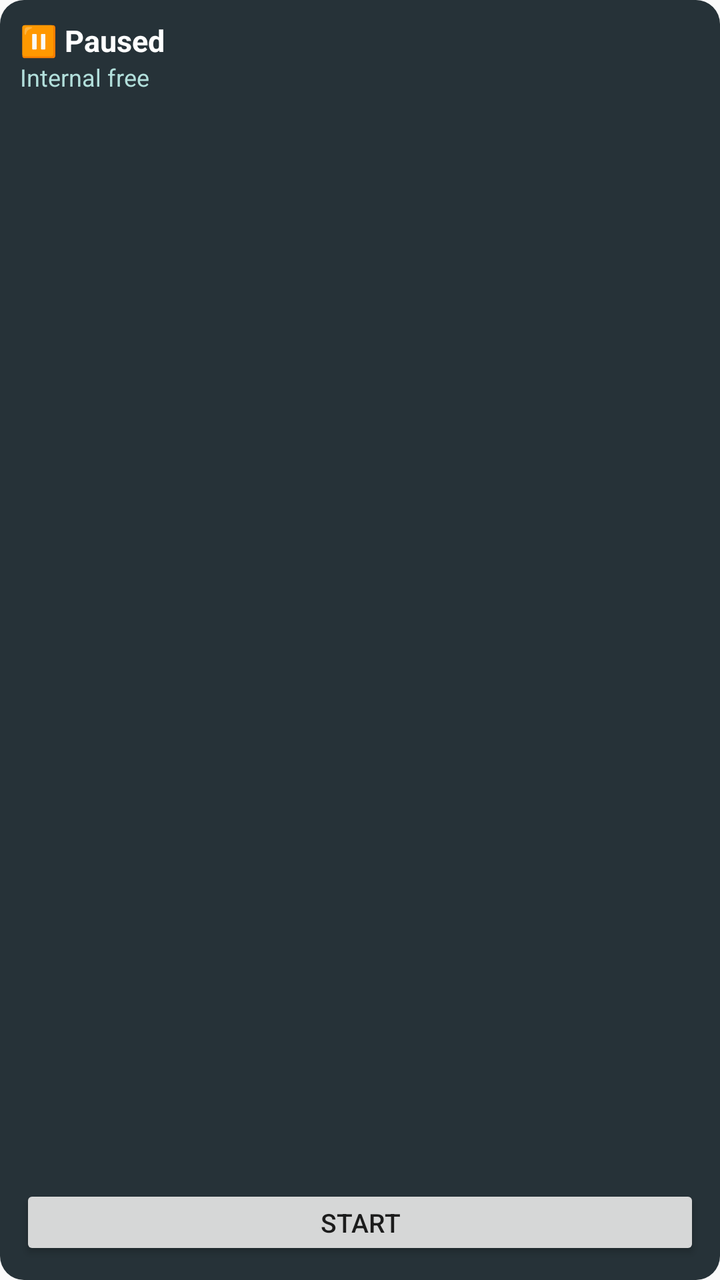
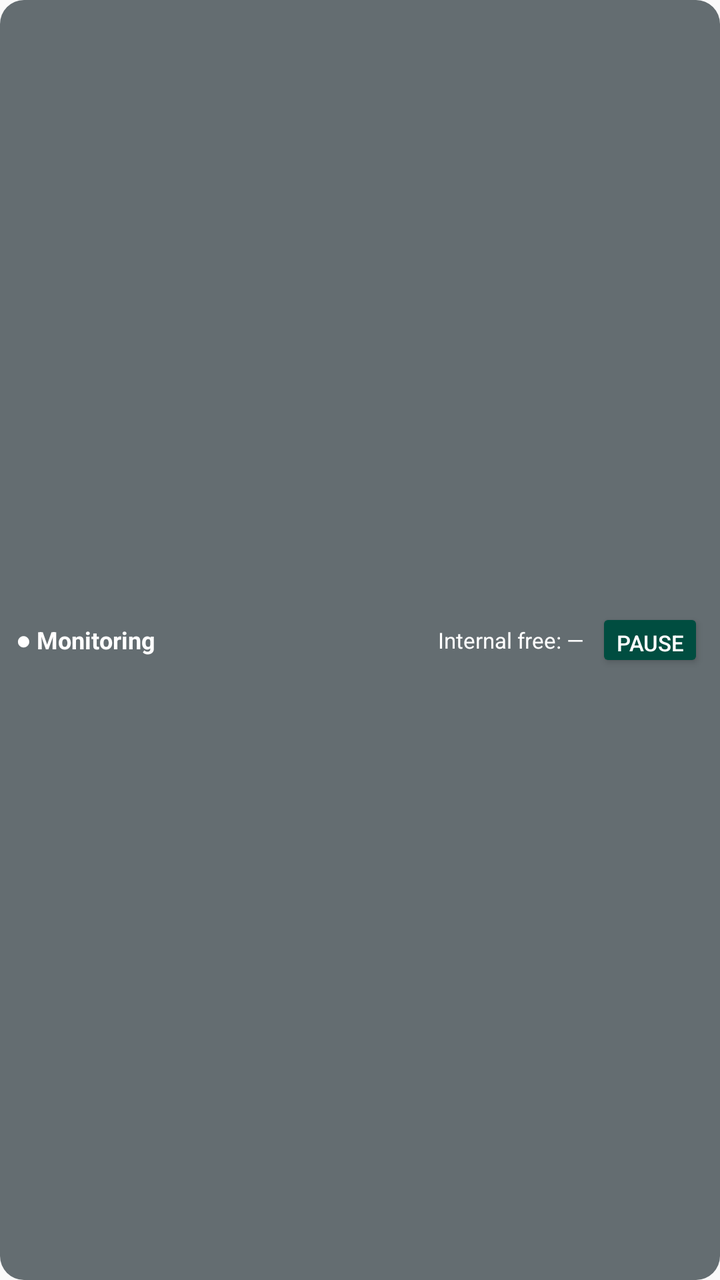

Before-and-after screenshots of an Android layout around one commit, followed by the original layout XML and the change that was made.
<!-- AndroidManifest.xml: application theme Theme.AutoSDSync -->
<!-- res/layout/widget_sdsync.xml -->
<?xml version="1.0" encoding="utf-8"?>
<LinearLayout xmlns:android="http://schemas.android.com/apk/res/android"
    android:layout_width="match_parent"
    android:layout_height="match_parent"
    android:orientation="vertical"
    android:padding="10dp"
    android:background="@drawable/widget_bg"
    android:gravity="center_vertical">

    <LinearLayout
        android:layout_width="match_parent"
        android:layout_height="0dp"
        android:layout_weight="1"
        android:orientation="vertical">

        <TextView
            android:id="@+id/widget_status"
            android:layout_width="wrap_content"
            android:layout_height="wrap_content"
            android:textColor="#FFFFFF"
            android:textSize="15sp"
            android:textStyle="bold"
            android:text="@string/widget_status_paused" />

        <TextView
            android:id="@+id/widget_storage"
            android:layout_width="wrap_content"
            android:layout_height="wrap_content"
            android:textColor="#B2DFDB"
            android:textSize="12sp"
            android:text="@string/widget_internal_free" />
    </LinearLayout>

    <Button
        android:id="@+id/widget_toggle"
        android:layout_width="match_parent"
        android:layout_height="wrap_content"
        android:minHeight="36dp"
        android:text="@string/widget_start"
        android:textSize="13sp" />
</LinearLayout>
<!-- resources referenced by this layout -->
<resources>
  <!-- drawable widget_bg (drawable) -->
  <?xml version="1.0" encoding="utf-8"?>
  <shape xmlns:android="http://schemas.android.com/apk/res/android"
      android:shape="rectangle">
      <solid android:color="#263238" />
      <corners android:radius="12dp" />
  </shape>
  <string name="widget_internal_free">Internal free</string>
  <string name="widget_start">Start</string>
  <string name="widget_status_paused">⏸ Paused</string>
  <style name="Theme.AutoSDSync" parent="Theme.AppCompat.Light.DarkActionBar">
          <item name="colorPrimary">@color/primary</item>
          <item name="colorPrimaryDark">@color/primary_dark</item>
          <item name="colorAccent">@color/accent</item>
      </style>
  <color name="primary">#00695C</color>
  <color name="primary_dark">#004D40</color>
  <color name="accent">#FFB300</color>
</resources>

<!-- the commit's change to res/layout/widget_sdsync.xml (unified diff, before → after) -->
@@ -2,40 +2,44 @@
 <LinearLayout xmlns:android="http://schemas.android.com/apk/res/android"
     android:layout_width="match_parent"
     android:layout_height="match_parent"
-    android:orientation="vertical"
-    android:padding="10dp"
-    android:background="@drawable/widget_bg"
-    android:gravity="center_vertical">
+    android:orientation="horizontal"
+    android:gravity="center_vertical"
+    android:padding="8dp"
+    android:background="@drawable/widget_bg">
 
-    <LinearLayout
-        android:layout_width="match_parent"
-        android:layout_height="0dp"
+    <TextView
+        android:id="@+id/widget_status"
+        android:layout_width="0dp"
+        android:layout_height="wrap_content"
         android:layout_weight="1"
-        android:orientation="vertical">
+        android:text="● Monitoring"
+        android:textColor="#FFFFFF"
+        android:textSize="12sp"
+        android:textStyle="bold"
+        android:ellipsize="end"
+        android:maxLines="1" />
 
-        <TextView
-            android:id="@+id/widget_status"
-            android:layout_width="wrap_content"
-            android:layout_height="wrap_content"
-            android:textColor="#FFFFFF"
-            android:textSize="15sp"
-            android:textStyle="bold"
-            android:text="@string/widget_status_paused" />
-
-        <TextView
-            android:id="@+id/widget_storage"
-            android:layout_width="wrap_content"
-            android:layout_height="wrap_content"
-            android:textColor="#B2DFDB"
-            android:textSize="12sp"
-            android:text="@string/widget_internal_free" />
-    </LinearLayout>
+    <TextView
+        android:id="@+id/widget_internal_free"
+        android:layout_width="wrap_content"
+        android:layout_height="wrap_content"
+        android:text="Internal free: —"
+        android:textColor="#FFFFFF"
+        android:textSize="11sp"
+        android:paddingStart="6dp"
+        android:paddingEnd="6dp"
+        android:maxLines="1" />
 
     <Button
         android:id="@+id/widget_toggle"
-        android:layout_width="match_parent"
-        android:layout_height="wrap_content"
-        android:minHeight="36dp"
-        android:text="@string/widget_start"
-        android:textSize="13sp" />
+        android:layout_width="wrap_content"
+        android:layout_height="32dp"
+        android:minWidth="0dp"
+        android:paddingStart="10dp"
+        android:paddingEnd="10dp"
+        android:text="Pause"
+        android:textSize="11sp"
+        android:textColor="#FFFFFF"
+        android:backgroundTint="#004D40" />
+
 </LinearLayout>
<!-- resource entries referenced after the edit -->
@@ -4,12 +4,10 @@
   <?xml version="1.0" encoding="utf-8"?>
   <shape xmlns:android="http://schemas.android.com/apk/res/android"
       android:shape="rectangle">
-      <solid android:color="#263238" />
+      
+      <solid android:color="#B3263238" />
       <corners android:radius="12dp" />
   </shape>
-  <string name="widget_internal_free">Internal free</string>
-  <string name="widget_start">Start</string>
-  <string name="widget_status_paused">⏸ Paused</string>
   <style name="Theme.AutoSDSync" parent="Theme.AppCompat.Light.DarkActionBar">
           <item name="colorPrimary">@color/primary</item>
           <item name="colorPrimaryDark">@color/primary_dark</item>
